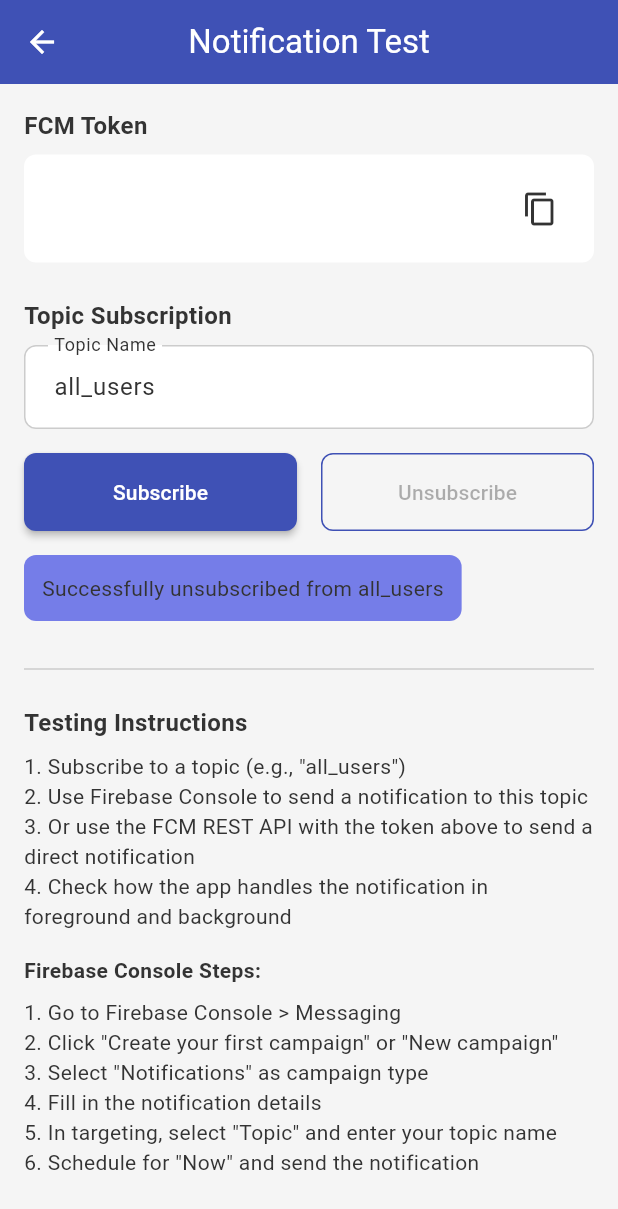
After one commit to ThomasSAMP/best-flutter-starter-kit, a Flutter app: the NotificationTestScreen screen opened by its route, after a tap on "Subscribe", after a tap on "Unsubscribe", on a phone screen of 412 x 824 dp. The commit adds this screen. Shown: the top 1209 px of the screen. Run offline on Flutter 3.47's test engine with Material 3 defaults, Android fonts, the phone set to English and light mode, and no system bars; our stand-ins replace cloud_firestore, dio, firebase_auth, firebase_core, firebase_crashlytics, firebase_messaging and 11 more; accounts and stored records are empty; generated files the repository leaves out were written again; project files that could hold a hidden picture were left out.

Commit message:
add notification-push feature with FCM

```diff
--- a/lib/core/services/firebase_service.dart
+++ b/lib/core/services/firebase_service.dart
@@ -46,5 +46,8 @@ Future<void> _firebaseMessagingBackgroundHandler(RemoteMessage message) async {
   await Firebase.initializeApp();
 
   print('Background message received: ${message.notification?.title}');
-  // Gérer le message en arrière-plan
+  print('Message data: ${message.data}');
+
+  // TODO: Stocker les données du message pour les traiter lorsque l'application est ouverte
+  // TODO: Par exemple, en utilisant SharedPreferences
 }
--- a/lib/core/services/notification_service.dart
+++ b/lib/core/services/notification_service.dart
@@ -132,7 +132,7 @@ class NotificationService {
             channel.id,
             channel.name,
             channelDescription: channel.description,
-            icon: android?.smallIcon ?? 'ic_launcher',
+            icon: 'notification_icon',
           ),
           iOS: const DarwinNotificationDetails(),
         ),
--- /dev/null
+++ b/lib/features/settings/presentation/screens/notification_test_screen.dart
@@ -0,0 +1,228 @@
+import 'package:flutter/material.dart';
+import 'package:flutter/services.dart';
+import 'package:flutter_riverpod/flutter_riverpod.dart';
+import 'package:go_router/go_router.dart';
+
+import '../../../../core/di/injection.dart';
+import '../../../../core/services/navigation_service.dart';
+import '../../../../core/services/notification_service.dart';
+import '../../../../shared/widgets/app_bar.dart';
+import '../../../../shared/widgets/app_button.dart';
+import '../../../../shared/widgets/app_text_field.dart';
+
+class NotificationTestScreen extends ConsumerStatefulWidget {
+  const NotificationTestScreen({super.key});
+
+  @override
+  ConsumerState<NotificationTestScreen> createState() => _NotificationTestScreenState();
+}
+
+class _NotificationTestScreenState extends ConsumerState<NotificationTestScreen> {
+  final _notificationService = getIt<NotificationService>();
+  final _navigationService = getIt<NavigationService>();
+  final _topicController = TextEditingController(text: 'all_users');
+  final _tokenController = TextEditingController();
+  bool _isLoading = false;
+  String? _fcmToken;
+  String? _statusMessage;
+  bool _isSubscribed = false;
+
+  @override
+  void initState() {
+    super.initState();
+    _loadToken();
+  }
+
+  @override
+  void dispose() {
+    _topicController.dispose();
+    _tokenController.dispose();
+    super.dispose();
+  }
+
+  Future<void> _loadToken() async {
+    setState(() {
+      _fcmToken = _notificationService.token;
+    });
+  }
+
+  Future<void> _subscribeToTopic() async {
+    if (_topicController.text.isEmpty) return;
+
+    setState(() {
+      _isLoading = true;
+      _statusMessage = null;
+    });
+
+    try {
+      await _notificationService.subscribeToTopic(_topicController.text);
+      setState(() {
+        _statusMessage = 'Successfully subscribed to ${_topicController.text}';
+        _isSubscribed = true;
+      });
+    } catch (e) {
+      setState(() {
+        _statusMessage = 'Error subscribing to topic: $e';
+      });
+    } finally {
+      setState(() {
+        _isLoading = false;
+      });
+    }
+  }
+
+  Future<void> _unsubscribeFromTopic() async {
+    if (_topicController.text.isEmpty) return;
+
+    setState(() {
+      _isLoading = true;
+      _statusMessage = null;
+    });
+
+    try {
+      await _notificationService.unsubscribeFromTopic(_topicController.text);
+      setState(() {
+        _statusMessage = 'Successfully unsubscribed from ${_topicController.text}';
+        _isSubscribed = false;
+      });
+    } catch (e) {
+      setState(() {
+        _statusMessage = 'Error unsubscribing from topic: $e';
+      });
+    } finally {
+      setState(() {
+        _isLoading = false;
+      });
+    }
+  }
+
+  @override
+  Widget build(BuildContext context) {
+    final canPop = context.canPop();
+
+    return Scaffold(
+      appBar: AppBarWidget(
+        title: 'Notification Test',
+        showBackButton: canPop,
+        leading:
+            !canPop
+                ? IconButton(
+                  icon: const Icon(Icons.arrow_back),
+                  onPressed: () => _navigationService.navigateTo(context, '/settings'),
+                )
+                : null,
+      ),
+      body: SingleChildScrollView(
+        padding: const EdgeInsets.all(16),
+        child: Column(
+          crossAxisAlignment: CrossAxisAlignment.start,
+          children: [
+            const Text('FCM Token', style: TextStyle(fontWeight: FontWeight.bold, fontSize: 16)),
+            const SizedBox(height: 8),
+            Container(
+              padding: const EdgeInsets.all(12),
+              decoration: BoxDecoration(
+                color: Theme.of(context).colorScheme.surfaceContainerHighest,
+                borderRadius: BorderRadius.circular(8),
+              ),
+              child: Row(
+                children: [
+                  Expanded(
+                    child: Text(
+                      _fcmToken ?? 'Loading token...',
+                      style: const TextStyle(fontFamily: 'monospace'),
+                    ),
+                  ),
+                  IconButton(
+                    icon: const Icon(Icons.copy),
+                    onPressed:
+                        _fcmToken == null
+                            ? null
+                            : () {
+                              Clipboard.setData(ClipboardData(text: _fcmToken!));
+                              ScaffoldMessenger.of(context).showSnackBar(
+                                const SnackBar(content: Text('Token copied to clipboard')),
+                              );
+                            },
+                    tooltip: 'Copy token',
+                  ),
+                ],
+              ),
+            ),
+            const SizedBox(height: 24),
+            const Text(
+              'Topic Subscription',
+              style: TextStyle(fontWeight: FontWeight.bold, fontSize: 16),
+            ),
+            const SizedBox(height: 8),
+            AppTextField(
+              controller: _topicController,
+              label: 'Topic Name',
+              hint: 'Enter topic name',
+            ),
+            const SizedBox(height: 16),
+            Row(
+              children: [
+                Expanded(
+                  child: AppButton(
+                    text: 'Subscribe',
+                    onPressed: _isLoading || _isSubscribed ? null : _subscribeToTopic,
+                    isLoading: _isLoading && !_isSubscribed,
+                  ),
+                ),
+                const SizedBox(width: 16),
+                Expanded(
+                  child: AppButton(
+                    text: 'Unsubscribe',
+                    onPressed: _isLoading || !_isSubscribed ? null : _unsubscribeFromTopic,
+                    isLoading: _isLoading && _isSubscribed,
+                    type: AppButtonType.outline,
+                  ),
+                ),
+              ],
+            ),
+            if (_statusMessage != null) ...[
+              const SizedBox(height: 16),
+              Container(
+                padding: const EdgeInsets.all(12),
+                decoration: BoxDecoration(
+                  color:
+                      _statusMessage!.contains('Error')
+                          ? Theme.of(context).colorScheme.errorContainer
+                          : Theme.of(context).colorScheme.primaryContainer,
+                  borderRadius: BorderRadius.circular(8),
+                ),
+                child: Text(_statusMessage!),
+              ),
+            ],
+            const SizedBox(height: 24),
+            const Divider(),
+            const SizedBox(height: 16),
+            const Text(
+              'Testing Instructions',
+              style: TextStyle(fontWeight: FontWeight.bold, fontSize: 16),
+            ),
+            const SizedBox(height: 8),
+            const Text(
+              '1. Subscribe to a topic (e.g., "all_users")\n'
+              '2. Use Firebase Console to send a notification to this topic\n'
+              '3. Or use the FCM REST API with the token above to send a direct notification\n'
+              '4. Check how the app handles the notification in foreground and background',
+            ),
+            const SizedBox(height: 16),
+            const Text('Firebase Console Steps:', style: TextStyle(fontWeight: FontWeight.bold)),
+            const SizedBox(height: 8),
+            const Text(
+              '1. Go to Firebase Console > Messaging\n'
+              '2. Click "Create your first campaign" or "New campaign"\n'
+              '3. Select "Notifications" as campaign type\n'
+              '4. Fill in the notification details\n'
+              '5. In targeting, select "Topic" and enter your topic name\n'
+              '6. Schedule for "Now" and send the notification',
+            ),
+          ],
+        ),
+      ),
+    );
+  }
+}
--- a/lib/features/settings/presentation/screens/settings_screen.dart
+++ b/lib/features/settings/presentation/screens/settings_screen.dart
@@ -77,6 +77,13 @@ class _SettingsScreenState extends ConsumerState<SettingsScreen> {
                         onChanged: (value) {
                           // Toggle email notifications
                         },
+                      ),
+                      ListTile(
+                        title: const Text('Test Notifications'),
+                        subtitle: const Text('Send and receive test notifications'),
+                        leading: const Icon(Icons.notifications_active),
+                        trailing: const Icon(Icons.chevron_right),
+                        onTap: () => _navigationService.navigateTo(context, '/notification-test'),
                       ),
                     ],
                   ),
--- a/lib/routes/app_router.dart
+++ b/lib/routes/app_router.dart
@@ -10,6 +10,7 @@ import '../features/error/presentation/screens/not_found_screen.dart';
 import '../features/home/presentation/screens/home_screen.dart';
 import '../features/notifications/presentation/screens/notifications_screen.dart';
 import '../features/profile/presentation/screens/profile_screen.dart';
+import '../features/settings/presentation/screens/notification_test_screen.dart';
 import '../features/settings/presentation/screens/settings_screen.dart';
 import '../shared/models/tab_item.dart';
 import '../shared/providers/auth_provider.dart';
@@ -106,6 +107,15 @@ final routerProvider = Provider<GoRouter>((ref) {
               name: 'ForgotPasswordScreen',
             ),
       ),
+      GoRoute(
+        path: '/notification-test',
+        name: 'notification-test',
+        pageBuilder:
+            (context, state) => const NoTransitionPage(
+              child: NotificationTestScreen(),
+              name: 'NotificationTestScreen',
+            ),
+      ),
 
       // Main app shell with bottom navigation
       ShellRoute(
```
Also changed, not shown: 4 other files.
